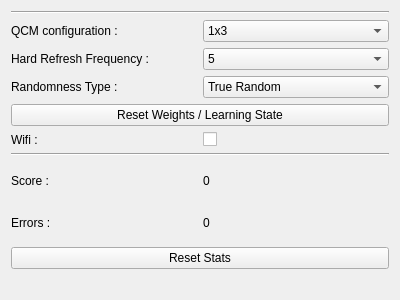
This is appsettings.ui in Aryetis/Obenkyobo as Qt 5 draws it before an edit. The edited form follows.
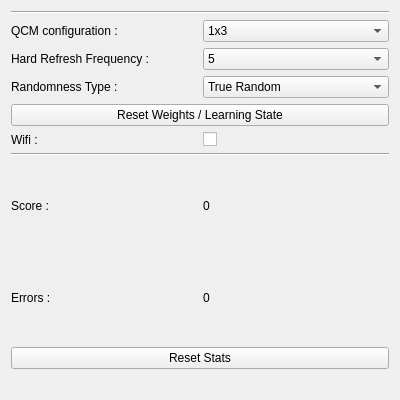
This is the edited form.

```diff
--- a/appsettings.ui
+++ b/appsettings.ui
@@ -7,7 +7,7 @@
     <x>0</x>
     <y>0</y>
     <width>400</width>
-    <height>300</height>
+    <height>400</height>
    </rect>
   </property>
   <property name="windowTitle">
```
